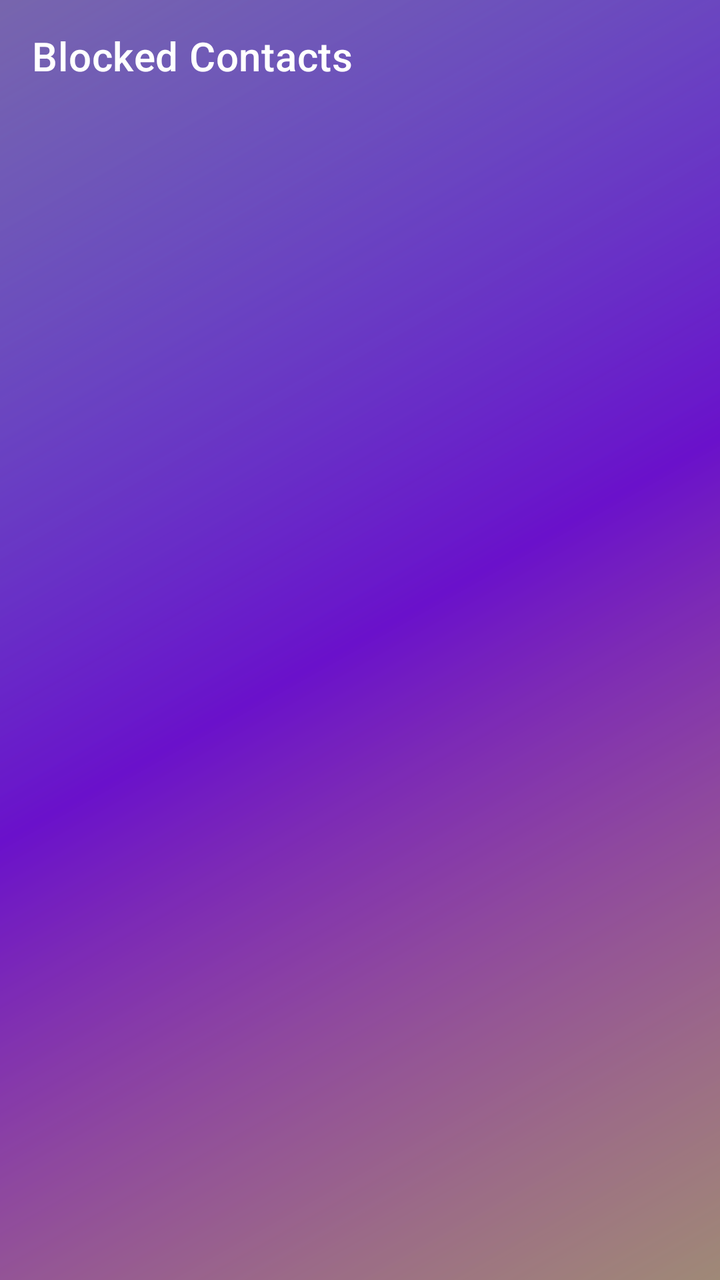
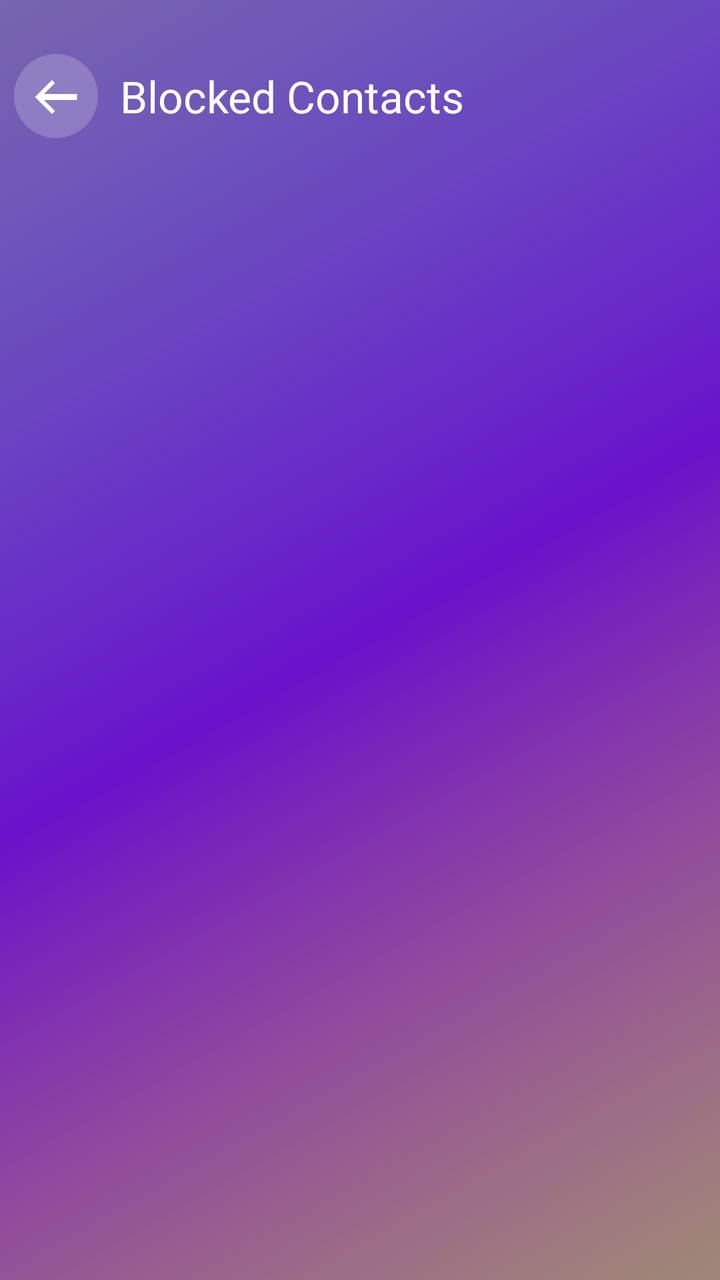

Before-and-after screenshots of an Android layout around one commit, followed by the original layout XML and the change that was made.
<!-- AndroidManifest.xml: application theme Theme.BeaconSOS -->
<!-- res/layout/activity_blocked_contacts.xml -->
<?xml version="1.0" encoding="utf-8"?>
<androidx.constraintlayout.widget.ConstraintLayout xmlns:android="http://schemas.android.com/apk/res/android"
    xmlns:app="http://schemas.android.com/apk/res-auto"
    xmlns:tools="http://schemas.android.com/tools"
    android:layout_width="match_parent"
    android:layout_height="match_parent"
    android:background="@drawable/vibrant_gradient_bg">

    <androidx.appcompat.widget.Toolbar
        android:id="@+id/toolbarBlocked"
        android:layout_width="match_parent"
        android:layout_height="?attr/actionBarSize"
        android:background="@android:color/transparent"
        app:title="Blocked Contacts"
        app:titleTextColor="@color/white"
        app:navigationIconTint="@color/white"
        app:layout_constraintTop_toTopOf="parent" />

    <androidx.recyclerview.widget.RecyclerView
        android:id="@+id/rvBlockedContacts"
        android:layout_width="match_parent"
        android:layout_height="0dp"
        android:padding="8dp"
        app:layout_constraintBottom_toBottomOf="parent"
        app:layout_constraintTop_toBottomOf="@id/toolbarBlocked" />

    <TextView
        android:id="@+id/tvNoBlocked"
        android:layout_width="wrap_content"
        android:layout_height="wrap_content"
        android:text="No blocked contacts"
        android:textColor="@color/white"
        android:textSize="16sp"
        android:visibility="gone"
        app:layout_constraintBottom_toBottomOf="parent"
        app:layout_constraintEnd_toEndOf="parent"
        app:layout_constraintStart_toStartOf="parent"
        app:layout_constraintTop_toBottomOf="@id/toolbarBlocked" />

</androidx.constraintlayout.widget.ConstraintLayout>
<!-- resources referenced by this layout -->
<resources>
  <!-- drawable vibrant_gradient_bg (drawable) -->
  <?xml version="1.0" encoding="utf-8"?>
  <layer-list xmlns:android="http://schemas.android.com/apk/res/android">
      
      <item>
          <shape android:shape="rectangle">
              <gradient
                  android:angle="135"
                  android:startColor="#FF416C"
                  android:centerColor="#6A11CB"
                  android:endColor="#2575FC"
                  android:type="linear" />
          </shape>
      </item>
  
      
      <item>
          <shape android:shape="rectangle">
              <gradient
                  android:angle="315"
                  android:startColor="#60FF4B2B"
                  android:centerColor="#00000000"
                  android:endColor="#6000FF88"
                  android:type="linear" />
          </shape>
      </item>
  </layer-list>
  <style name="Theme.BeaconSOS" parent="Theme.MaterialComponents.Light.NoActionBar">
          
          <item name="colorPrimary">@color/primary_blue</item>
          <item name="colorPrimaryVariant">@color/primary_dark_blue</item>
          <item name="colorOnPrimary">@color/white</item>
  
          
          <item name="colorSecondary">@color/accent_blue</item>
          <item name="colorOnSecondary">@color/white</item>
  
          
          <item name="android:statusBarColor">?attr/colorPrimaryVariant</item>
  
          
          <item name="android:windowBackground">@color/background_color</item>
          <item name="colorSurface">@color/surface_color</item>
          <item name="colorOnSurface">@color/text_primary</item>
  
          
          <item name="android:textColorPrimary">@color/text_primary</item>
          <item name="android:textColorSecondary">@color/text_secondary</item>
          <item name="android:textColorHint">@color/text_hint</item>
  
          
          <item name="dividerHorizontal">@color/divider_color</item>
  
          
          <item name="windowActionBar">false</item>
          <item name="windowNoTitle">true</item>
  
          
          <item name="android:popupMenuStyle">@style/GlassyPopupMenu</item>
          <item name="popupMenuStyle">@style/GlassyPopupMenu</item>
      </style>
  <color name="primary_blue">#1A73E8</color>
  <color name="primary_dark_blue">#0D47A1</color>
  <color name="accent_blue">#4285F4</color>
  <color name="background_color">#F1F3F4</color>
  <color name="surface_color">#FFFFFF</color>
  <color name="text_primary">#202124</color>
  <color name="text_secondary">#5F6368</color>
  <color name="divider_color">#DADCE0</color>
  <!-- unchanged entries left out for length: 4 -->
</resources>

<!-- the commit's change to res/layout/activity_blocked_contacts.xml (unified diff, before → after) -->
@@ -10,10 +10,11 @@
         android:id="@+id/toolbarBlocked"
         android:layout_width="match_parent"
         android:layout_height="?attr/actionBarSize"
+        android:layout_marginTop="16dp"
         android:background="@android:color/transparent"
         app:title="Blocked Contacts"
         app:titleTextColor="@color/white"
-        app:navigationIconTint="@color/white"
+        app:navigationIcon="@drawable/ic_back_custom"
         app:layout_constraintTop_toTopOf="parent" />
 
     <androidx.recyclerview.widget.RecyclerView
<!-- resource entries referenced after the edit -->
@@ -1,5 +1,22 @@
 <!-- resources referenced by this layout -->
 <resources>
+  <!-- drawable ic_back_custom (drawable) -->
+  <vector xmlns:android="http://schemas.android.com/apk/res/android"
+      android:width="42dp"
+      android:height="42dp"
+      android:viewportWidth="42"
+      android:viewportHeight="42">
+  
+      
+      <path
+          android:fillColor="#33FFFFFF"
+          android:pathData="M21,21m-21,0a21,21 0,1,1 42,0a21,21 0,1,1 -42,0" />
+  
+      
+      <path
+          android:fillColor="#FFFFFF"
+          android:pathData="M31.5,20H15l5.5,-5.5L19,13l-8.5,8.5l8.5,8.5l1.5,-1.5L15,23H31.5V20z" />
+  </vector>
   <!-- drawable vibrant_gradient_bg (drawable) -->
   <?xml version="1.0" encoding="utf-8"?>
   <layer-list xmlns:android="http://schemas.android.com/apk/res/android">
@@ -8,9 +25,9 @@
           <shape android:shape="rectangle">
               <gradient
                   android:angle="135"
-                  android:startColor="#FF416C"
-                  android:centerColor="#6A11CB"
-                  android:endColor="#2575FC"
+                  android:startColor="@color/grad_start"
+                  android:centerColor="@color/grad_center"
+                  android:endColor="@color/grad_end"
                   android:type="linear" />
           </shape>
       </item>
@@ -20,55 +37,81 @@
           <shape android:shape="rectangle">
               <gradient
                   android:angle="315"
-                  android:startColor="#60FF4B2B"
-                  android:centerColor="#00000000"
-                  android:endColor="#6000FF88"
+                  android:startColor="@color/grad_highlight_1"
+                  android:centerColor="@android:color/transparent"
+                  android:endColor="@color/grad_highlight_2"
                   android:type="linear" />
           </shape>
       </item>
   </layer-list>
-  <style name="Theme.BeaconSOS" parent="Theme.MaterialComponents.Light.NoActionBar">
+  <style name="Theme.BeaconSOS" parent="Theme.Material3.DayNight.NoActionBar">
           
-          <item name="colorPrimary">@color/primary_blue</item>
-          <item name="colorPrimaryVariant">@color/primary_dark_blue</item>
-          <item name="colorOnPrimary">@color/white</item>
+          <item name="colorPrimary">@color/color_primary</item>
+          <item name="colorOnPrimary">@color/color_on_primary</item>
+          <item name="colorPrimaryContainer">@color/sky_blue</item>
+          <item name="colorOnPrimaryContainer">@color/color_primary_variant</item>
   
           
-          <item name="colorSecondary">@color/accent_blue</item>
+          <item name="colorSecondary">@color/color_secondary</item>
           <item name="colorOnSecondary">@color/white</item>
   
           
-          <item name="android:statusBarColor">?attr/colorPrimaryVariant</item>
+          <item name="android:statusBarColor">@color/color_primary_variant</item>
   
           
-          <item name="android:windowBackground">@color/background_color</item>
-          <item name="colorSurface">@color/surface_color</item>
-          <item name="colorOnSurface">@color/text_primary</item>
+          <item name="android:windowBackground">@color/color_background</item>
+          <item name="colorSurface">@color/color_surface</item>
+          <item name="colorOnSurface">@color/color_on_surface</item>
+          <item name="colorSurfaceVariant">@color/color_surface_variant</item>
+          <item name="colorOnSurfaceVariant">@color/color_on_surface_variant</item>
+          <item name="colorError">@color/color_error</item>
   
           
-          <item name="android:textColorPrimary">@color/text_primary</item>
-          <item name="android:textColorSecondary">@color/text_secondary</item>
+          <item name="android:textColorPrimary">@color/color_on_surface</item>
+          <item name="android:textColorSecondary">@color/color_on_surface_variant</item>
           <item name="android:textColorHint">@color/text_hint</item>
   
           
-          <item name="dividerHorizontal">@color/divider_color</item>
+          <item name="dividerHorizontal">@color/color_outline</item>
+          <item name="windowActionBar">false</item>
+          <item name="windowNoTitle">true</item>
   
           
-          <item name="windowActionBar">false</item>
-          <item name="windowNoTitle">true</item>
+          <item name="navigationIconTint">@color/white</item>
+          <item name="colorControlNormal">@color/white</item>
+          <item name="android:homeAsUpIndicator">@drawable/ic_back_white</item>
   
           
           <item name="android:popupMenuStyle">@style/GlassyPopupMenu</item>
           <item name="popupMenuStyle">@style/GlassyPopupMenu</item>
       </style>
-  <color name="primary_blue">#1A73E8</color>
-  <color name="primary_dark_blue">#0D47A1</color>
-  <color name="accent_blue">#4285F4</color>
-  <color name="background_color">#F1F3F4</color>
-  <color name="surface_color">#FFFFFF</color>
-  <color name="text_primary">#202124</color>
-  <color name="text_secondary">#5F6368</color>
-  <color name="divider_color">#DADCE0</color>
+  <color name="grad_start">#FF416C</color>
+  <color name="grad_center">#6A11CB</color>
+  <color name="grad_end">#2575FC</color>
+  <color name="grad_highlight_1">#60FF4B2B</color>
+  <color name="grad_highlight_2">#6000FF88</color>
+  <color name="color_primary">#1A73E8</color>
+  <color name="color_on_primary">#FFFFFF</color>
+  <color name="sky_blue">#E3F2FD</color>
+  <color name="color_primary_variant">#0D47A1</color>
+  <color name="color_secondary">#4285F4</color>
+  <color name="color_background">#F8F9FA</color>
+  <color name="color_surface">#FFFFFF</color>
+  <color name="color_on_surface">#202124</color>
+  <color name="color_surface_variant">#F1F3F4</color>
+  <color name="color_on_surface_variant">#5F6368</color>
+  <color name="color_error">#D93025</color>
+  <color name="color_outline">#DADCE0</color>
+  <!-- drawable ic_back_white (drawable) -->
+  <vector xmlns:android="http://schemas.android.com/apk/res/android"
+      android:width="24dp"
+      android:height="24dp"
+      android:viewportWidth="24"
+      android:viewportHeight="24">
+    <path
+        android:fillColor="@android:color/white"
+        android:pathData="M20,11H7.83l5.59,-5.59L12,4l-8,8 8,8 1.41,-1.41L7.83,13H20v-2z"/>
+  </vector>
   <!-- unchanged entries left out for length: 4 -->
 </resources>
 
